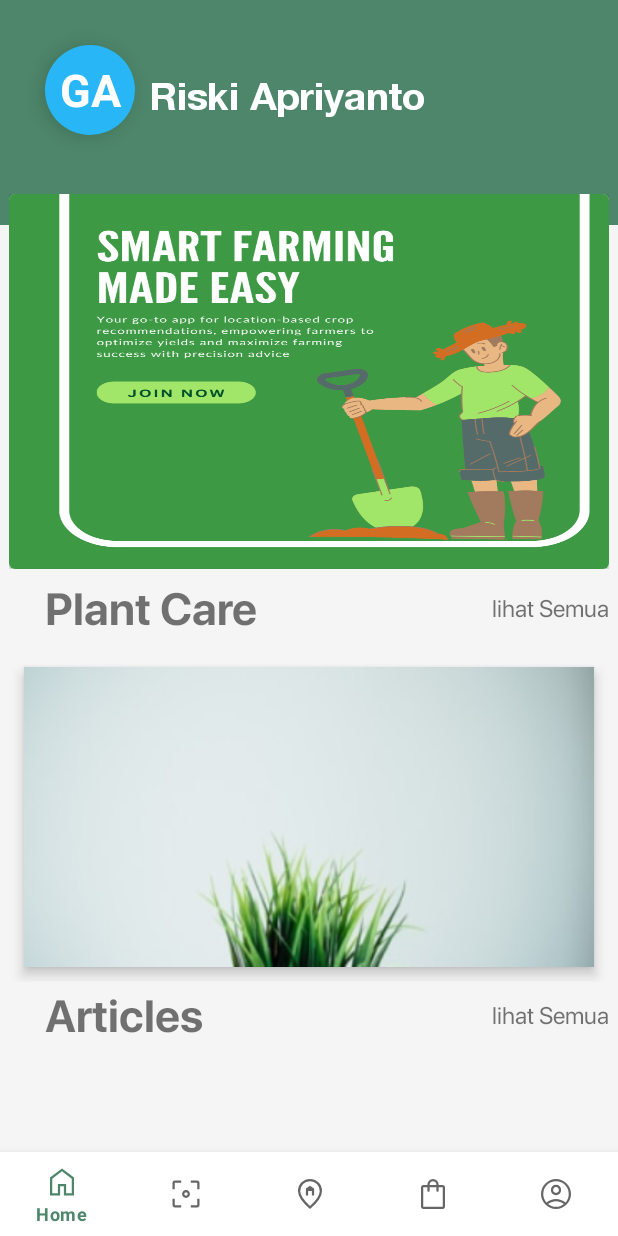
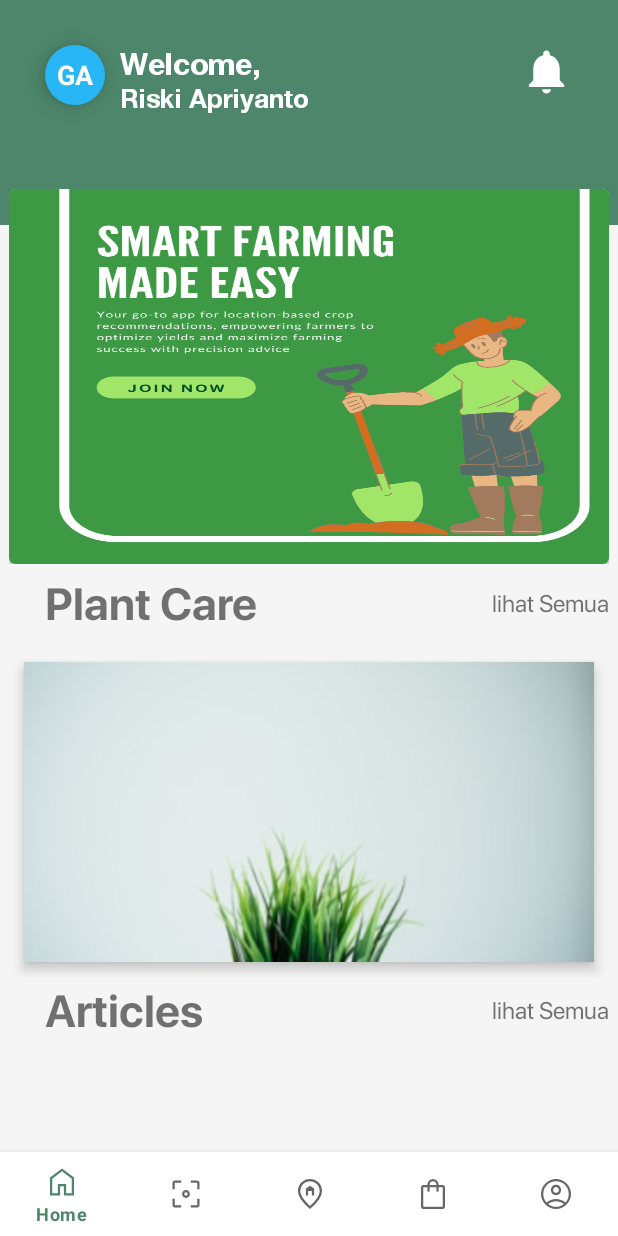
Before and after one commit to green-advisor/mobile, an Android app: the HomeFragment screen opened directly, with no data from a screen before it, on a phone screen of 412 x 824 dp. Run offline under Robolectric (Android 15) with nearby library versions, the phone set to English and light mode, and no system bars; our stand-ins replace navigation-ui; 2 statements that could not run were skipped.

Commit message:
Fix some Xml Home

```diff
--- a/app/src/main/res/layout/fragment_home.xml
+++ b/app/src/main/res/layout/fragment_home.xml
@@ -35,74 +35,59 @@
 
         <TextView
             android:id="@+id/home_profile"
-            android:layout_width="60dp"
-            android:layout_height="60dp"
+            android:layout_width="40dp"
+            android:layout_height="40dp"
             android:layout_marginTop="30dp"
             android:layout_marginStart="30dp"
             android:background="@drawable/circle_bg"
             android:gravity="center"
             android:text="@string/home_ga"
             android:textColor="@color/white"
-            android:textSize="30sp"
+            android:textSize="18sp"
             android:textStyle="bold"
             android:elevation="8dp"
             app:layout_constraintStart_toStartOf="parent"
             app:layout_constraintTop_toTopOf="parent" />
 
-<!--        <ImageView-->
-<!--            android:id="@+id/home_camera"-->
-<!--            android:layout_width="40dp"-->
-<!--            android:layout_height="40dp"-->
-<!--            android:layout_marginEnd="40dp"-->
-<!--            android:layout_marginTop="45dp"-->
-<!--            android:clickable="true"-->
-<!--            android:focusable="true"-->
-<!--            android:background="@drawable/ic_circle_camera_home"-->
-<!--            android:src="@drawable/camera"-->
-<!--            android:contentDescription="@string/app_name"-->
-<!--            app:layout_constraintTop_toTopOf="parent"-->
-<!--            app:layout_constraintEnd_toEndOf="parent"/>-->
+        <TextView
+            android:id="@+id/home_welcome"
+            android:layout_width="wrap_content"
+            android:layout_height="wrap_content"
+            android:text="@string/greetings3"
+            android:textSize="20sp"
+            android:fontFamily="@font/helvetica_neu_bold"
+            app:layout_constraintTop_toTopOf="@id/home_profile"
+            android:textColor="@color/white"
+            android:layout_marginStart="10dp"
+            app:layout_constraintStart_toEndOf="@id/home_profile" />
 
         <TextView
             android:id="@+id/home_greetings"
             android:layout_width="wrap_content"
             android:layout_height="wrap_content"
             android:layout_marginStart="10dp"
-            android:layout_marginTop="18dp"
             android:fontFamily="@font/helvetica_neu_bold"
             android:lines="1"
             android:textColor="@color/white"
             android:maxLines="1"
-            android:textSize="25sp"
+            android:textSize="17sp"
             app:layout_constraintStart_toEndOf="@id/home_profile"
-            app:layout_constraintTop_toTopOf="@id/home_profile"
+            app:layout_constraintTop_toBottomOf="@id/home_welcome"
             tools:text="@string/app_name" />
 
-<!--        <TextView-->
-<!--            android:id="@+id/home_show_care"-->
-<!--            android:layout_width="wrap_content"-->
-<!--            android:layout_height="wrap_content"-->
-<!--            android:layout_marginTop="80dp"-->
-<!--            android:layout_marginEnd="120dp"-->
-<!--            android:fontFamily="@font/sfpro_display_bold"-->
-<!--            android:text="@string/home_care"-->
-<!--            android:textSize="30sp"-->
-<!--            app:layout_constraintStart_toStartOf="parent"-->
-<!--            app:layout_constraintEnd_toEndOf="parent"-->
-<!--            app:layout_constraintTop_toBottomOf="@id/home_camera" />-->
+        <ImageView
+            android:id="@+id/home_notification"
+            android:layout_width="35dp"
+            android:layout_height="35dp"
+            android:layout_marginTop="30dp"
+            android:layout_marginEnd="30dp"
+            android:focusable="true"
+            android:clickable="true"
+            android:background="?attr/selectableItemBackground"
+            android:src="@drawable/ic_notifications_24dp"
+            app:layout_constraintEnd_toEndOf="parent"
+            app:layout_constraintTop_toTopOf="parent" />
 
-<!--        <TextView-->
-<!--            android:id="@+id/home_showa_rticles"-->
-<!--            android:layout_width="wrap_content"-->
-<!--            android:layout_height="wrap_content"-->
-<!--            android:layout_marginTop="80dp"-->
-<!--            android:layout_marginStart="100dp"-->
-<!--            android:fontFamily="@font/sfpro_display_bold"-->
-<!--            android:text="@string/home_show_articles"-->
-<!--            android:textSize="30sp"-->
-<!--            app:layout_constraintStart_toStartOf="parent"-->
-<!--            app:layout_constraintEnd_toEndOf="parent"-->
-<!--            app:layout_constraintTop_toBottomOf="@id/home_camera" />-->
 
         <androidx.viewpager2.widget.ViewPager2
             android:id="@+id/home_viewpager"
```
